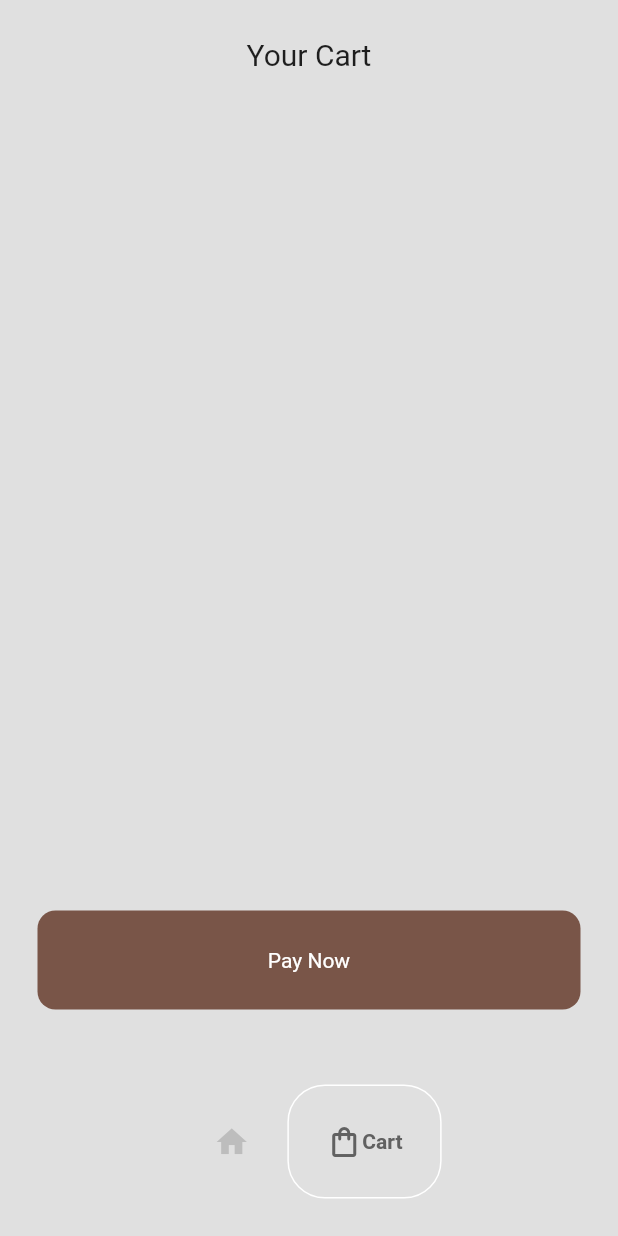
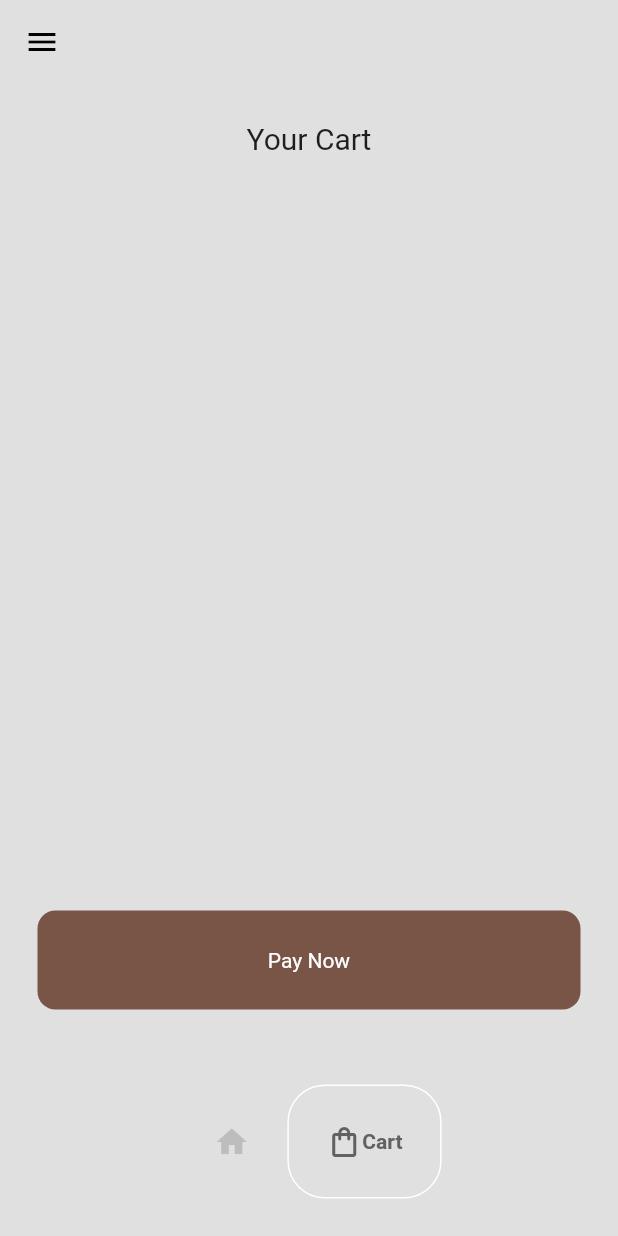
Before and after one commit to MMedhat97/Coffee-Shop, a Flutter app: the screen it shows after launch, item 2 of the bottom bar chosen, on a phone screen of 412 x 824 dp. Run offline on Flutter 3.47's test engine with Material 2 defaults, Android fonts, the phone set to English and light mode, and no system bars; drawn by our look-alikes of google_nav_bar.

Commit message:
menu and app bar

```diff
--- a/lib/pages/home_page.dart
+++ b/lib/pages/home_page.dart
@@ -38,6 +38,86 @@ class _HomePageState extends State<HomePage> {
       bottomNavigationBar: MyBottomNavBar(
         onTapChange: (index)=> navigateBottomBar(index),
       ),
+      appBar: AppBar(
+        backgroundColor: Colors.transparent,
+        elevation: 0,
+        leading: Builder(
+            builder: (context) => IconButton(
+              icon: const Icon(
+                Icons.menu,
+                color: Colors.black,
+              ),
+              onPressed: () {
+                Scaffold.of(context).openDrawer();
+              },
+            )),
+      ),
+      drawer: Drawer(
+        backgroundColor: Colors.white,
+        child: Column(
+          mainAxisAlignment: MainAxisAlignment.spaceBetween,
+          children: [
+            Column(
+              children: [
+                //logo
+                DrawerHeader(
+                    child: Image.asset(
+                      'lib/images/coffeelogo.png',
+                      color: Colors.brown,
+                    )),
+                Padding(
+                  padding: const EdgeInsets.symmetric(horizontal: 25),
+                  child: Divider(
+                    color: Colors.grey[800],
+                  ),
+                ),
+
+                //other pages
+                const Padding(
+                  padding:  EdgeInsets.only(left: 25.0),
+                  child: ListTile(
+                    leading: Icon(
+                      Icons.home,
+                      color: Colors.brown,
+                    ),
+                    title: Text('Home',
+                      style: TextStyle(color: Colors.brown),),
+
+                  ),
+                ),
+
+                const Padding(
+                  padding:  EdgeInsets.only(left: 25.0),
+                  child: ListTile(
+                    leading: Icon(
+                      Icons.info,
+                      color: Colors.brown,
+                    ),
+                    title: Text('About',
+                      style: TextStyle(color: Colors.brown),),
+
+                  ),
+                ),
+              ],
+            ),
+
+            const Padding(
+              padding:  EdgeInsets.only(left: 25.0,bottom: 25.0),
+              child: ListTile(
+                leading: Icon(
+                  Icons.logout,
+                  color: Colors.brown,
+                ),
+                title: Text('Logout',
+                  style: TextStyle(color: Colors.brown),),
+
+              ),
+            ),
+
+          ],
+        ),
+      ),
+
       body: _pages[_selectedIndex],
     );
   }
```
